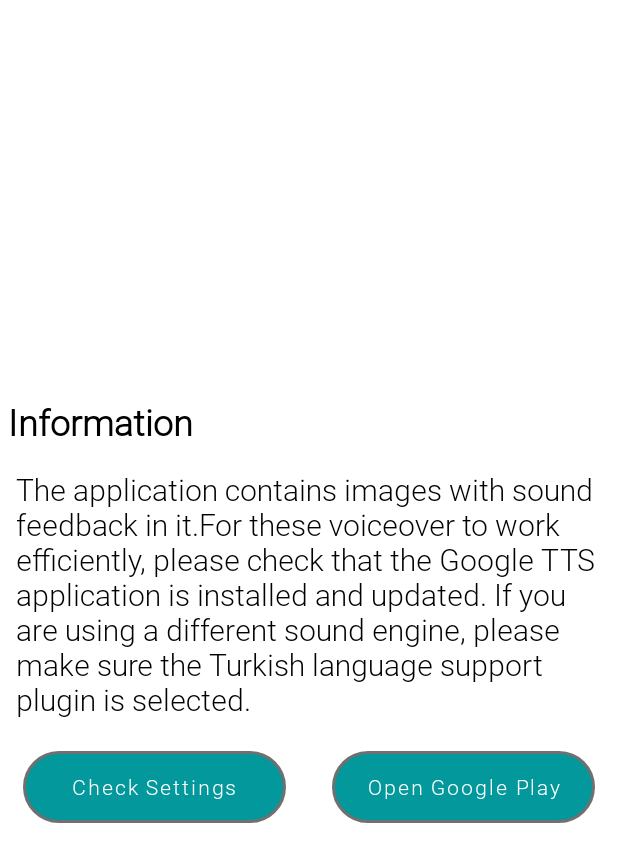
After one commit to oktydeniz/kavramatik, an Android app: the layout first_opening_tts.xml on its own in the app's theme, with its tools: preview values and no code run, on a phone screen of 412 x 824 dp. The commit adds this screen. Shown: the top 862 px of the screen. Run offline under Robolectric (Android 15) with nearby library versions, the light colour scheme and no system bars.

Commit message:
Ses islemleri duzenlendi

```diff
--- a/app/src/main/java/com/kavramatik/kavramatik/MainActivity.java
+++ b/app/src/main/java/com/kavramatik/kavramatik/MainActivity.java
@@ -7,8 +7,10 @@ import androidx.navigation.Navigation;
 import androidx.navigation.ui.NavigationUI;
 
 import android.content.DialogInterface;
+import android.content.Intent;
 import android.graphics.Color;
 import android.graphics.drawable.ColorDrawable;
+import android.net.Uri;
 import android.os.Bundle;
 
 import com.kavramatik.kavramatik.util.AppAlertDialogs;
@@ -40,7 +42,7 @@ public class MainActivity extends AppCompatActivity implements DialogInterface.O
     @Override
     public void onClick(DialogInterface dialog, int which) {
         if (which == DialogInterface.BUTTON_POSITIVE) {
-            IntentsTTS.installTTS(getApplicationContext());
+            startActivity(new Intent(Intent.ACTION_VIEW, Uri.parse("market://details?id=com.google.android.tts")));
         } else if (which == DialogInterface.BUTTON_NEGATIVE) {
             IntentsTTS.openTTSSettings(getApplicationContext());
         }
--- a/app/src/main/java/com/kavramatik/kavramatik/util/IntentsTTS.java
+++ b/app/src/main/java/com/kavramatik/kavramatik/util/IntentsTTS.java
@@ -22,11 +22,11 @@ public class IntentsTTS {
 
     public static void installTTS(Context context) {
         try {
-            context.startActivity(new Intent(Intent.ACTION_VIEW,
-                    Uri.parse("market://details?id=" + "com.google.android.tts")));
-        } catch (Exception e) {
-            e.printStackTrace();
+            context.startActivity(new Intent(Intent.ACTION_VIEW, Uri.parse("market://details?id=com.google.android.tts")));
+        } catch (android.content.ActivityNotFoundException a) {
+            context.startActivity(new Intent(Intent.ACTION_VIEW, Uri.parse("https://play.google.com/store/apps/details?id=com.google.android.tts")));
         }
+
     }
 
     public static void rateUS(Context context) {
--- /dev/null
+++ b/app/src/main/res/layout/first_opening_tts.xml
@@ -0,0 +1,68 @@
+<?xml version="1.0" encoding="utf-8"?>
+<LinearLayout xmlns:android="http://schemas.android.com/apk/res/android"
+    xmlns:app="http://schemas.android.com/apk/res-auto"
+    android:layout_width="match_parent"
+    android:layout_height="wrap_content"
+    android:layout_gravity="center"
+    android:background="#FFFFFFFF"
+    android:orientation="vertical">
+
+    <TextView
+        android:layout_width="wrap_content"
+        android:layout_height="wrap_content"
+        android:layout_marginStart="5dp"
+        android:layout_marginTop="5dp"
+        android:text="@string/information"
+        android:textColor="@color/black"
+        android:textSize="24sp"
+        android:textStyle="bold" />
+
+    <TextView
+        android:layout_width="wrap_content"
+        android:layout_height="wrap_content"
+        android:layout_marginStart="5dp"
+        android:layout_marginTop="10dp"
+        android:padding="5dp"
+        android:text="@string/opening_dialog_text"
+        android:textAlignment="textStart"
+        android:textColor="@color/black"
+        android:textSize="20sp" />
+
+    <LinearLayout
+        android:layout_width="match_parent"
+        android:layout_height="wrap_content"
+        android:layout_margin="5dp"
+        android:orientation="horizontal"
+        android:padding="10dp">
+
+        <Button
+            android:id="@+id/opening_tts_engine_setting"
+            style="?android:attr/buttonBarButtonStyle"
+            android:layout_width="0dp"
+            android:layout_height="wrap_content"
+            android:layout_marginEnd="15dp"
+            android:layout_weight="0.6"
+            android:background="@drawable/app_button"
+            android:text="@string/open_tts_engine"
+            android:textAllCaps="false"
+            android:textColor="@color/white"
+            app:backgroundTint="@null" />
+
+        <Button
+            android:id="@+id/opening_google_play_tts"
+            style="?android:attr/buttonBarButtonStyle"
+            android:layout_width="0dp"
+            android:layout_height="wrap_content"
+            android:layout_marginStart="15dp"
+            android:layout_weight="0.6"
+            android:background="@drawable/app_button"
+            android:text="@string/continue_text"
+            android:textAllCaps="false"
+            android:textColor="@color/white"
+            app:backgroundTint="@null" />
+
+
+    </LinearLayout>
+
+
+</LinearLayout>
```
